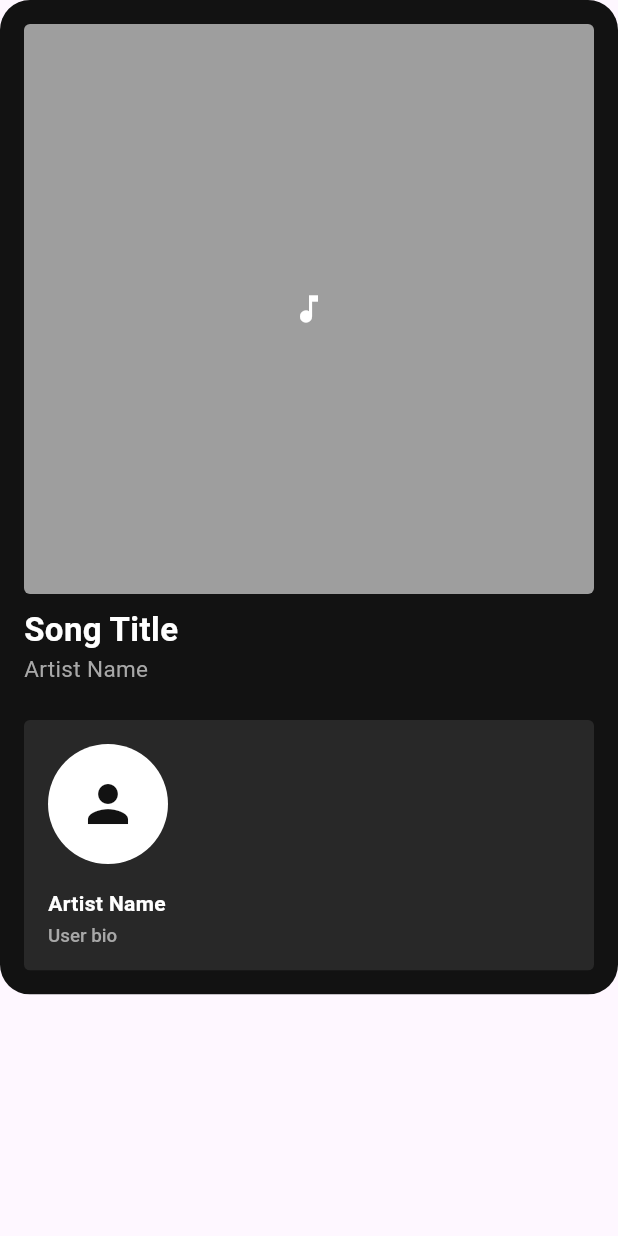
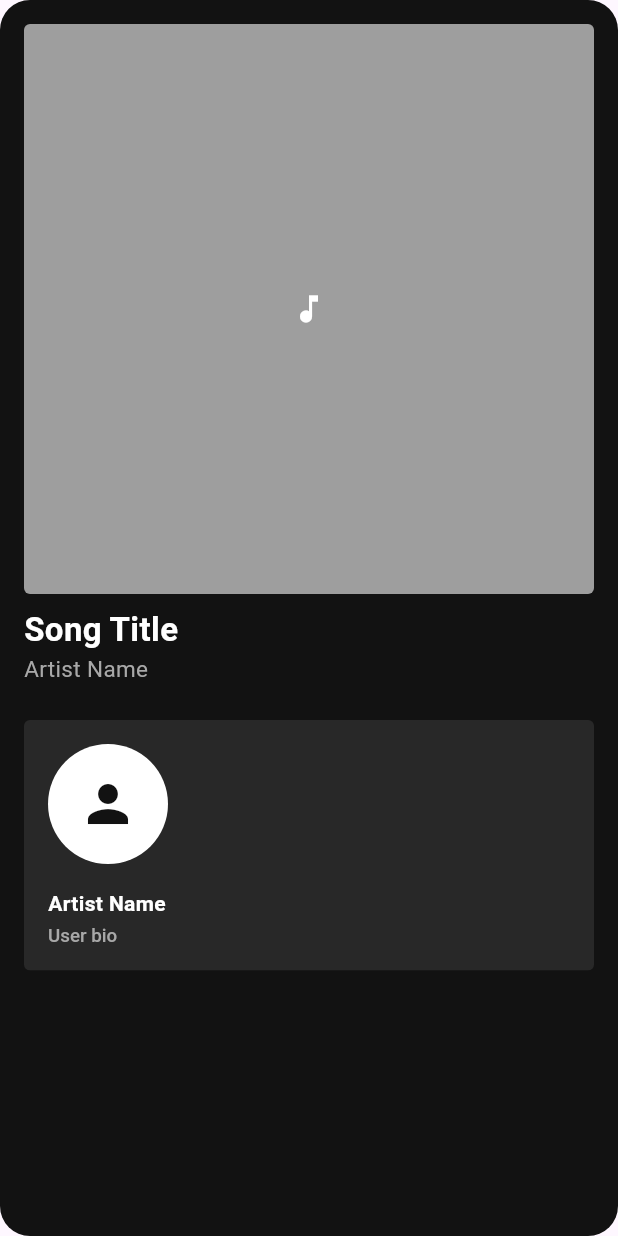
Before and after one commit to mfaizasysyauqi/Soundify-SQLite-CleanArchitecture, a Flutter app: the SongDetailWidget widget shown alone on an empty page, opened directly, on a phone screen of 412 x 824 dp. Run offline on Flutter 3.47's test engine with Material 3 defaults, Android fonts, the phone set to English and light mode, and no system bars; missing offline and left inert: window_manager; statements that could not run were skipped.

Commit message:
feat(secondary): use LayoutBuilder and dynamic height for SongDetailWidget layout

```diff
--- a/lib/presentation/widgets/secondary/song_detail_widget.dart
+++ b/lib/presentation/widgets/secondary/song_detail_widget.dart
@@ -10,13 +10,15 @@ class SongDetailWidget extends StatelessWidget {
   Widget build(BuildContext context) {
     final screenWidth = MediaQuery.of(context).size.width;
 
+    return LayoutBuilder(
+      builder: (context, constraints) {
         return ClipRRect(
           borderRadius: BorderRadius.circular(20),
           child: Container(
+            height: constraints.maxHeight,
             color: primaryColor,
             child: SingleChildScrollView(
               child: Column(
-            mainAxisSize: MainAxisSize.min,
                 crossAxisAlignment: CrossAxisAlignment.start,
                 children: [
                   const SongCover(),
@@ -26,6 +28,8 @@ class SongDetailWidget extends StatelessWidget {
               ),
             ),
           ),
+        );
+      },
     );
   }
 }
```
Lines whose indentation alone changed are shown as unchanged.
